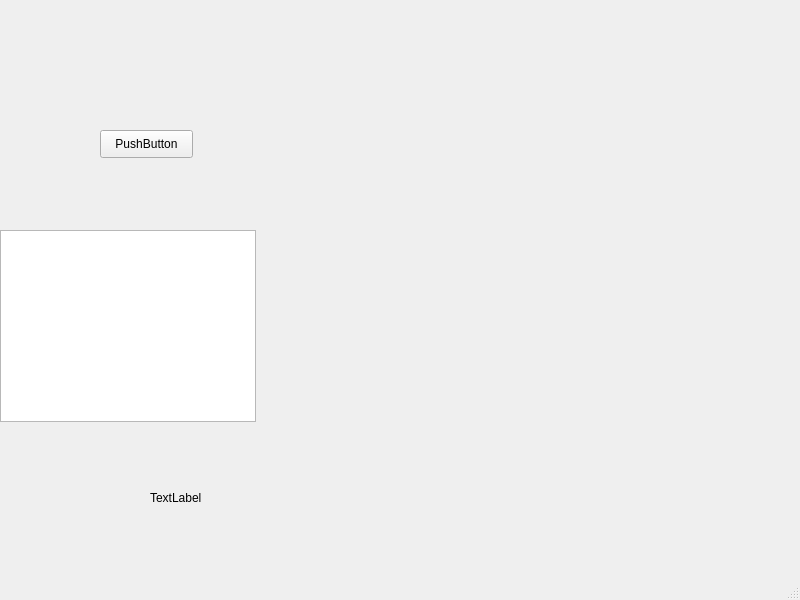
This is GUI_Qt/mainwindow.ui in Daikiiii/Procon32_Simulator as Qt 5 draws it before an edit. The edited form follows.
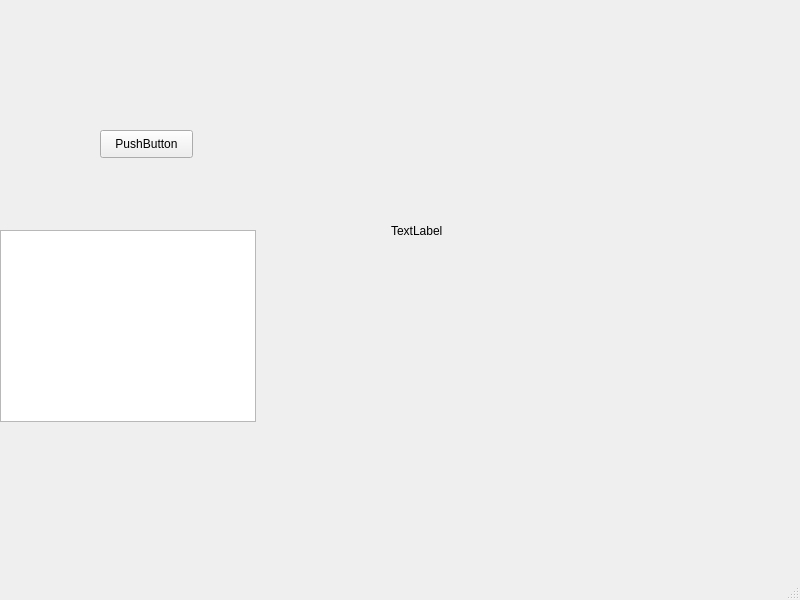
This is the edited form.

What changed in the file:
```diff
--- a/GUI_Qt/mainwindow.ui
+++ b/GUI_Qt/mainwindow.ui
@@ -40,10 +40,10 @@
    <widget class="QLabel" name="label">
     <property name="geometry">
      <rect>
-      <x>150</x>
-      <y>490</y>
-      <width>62</width>
-      <height>15</height>
+      <x>391</x>
+      <y>60</y>
+      <width>321</width>
+      <height>341</height>
      </rect>
     </property>
     <property name="text">
```
